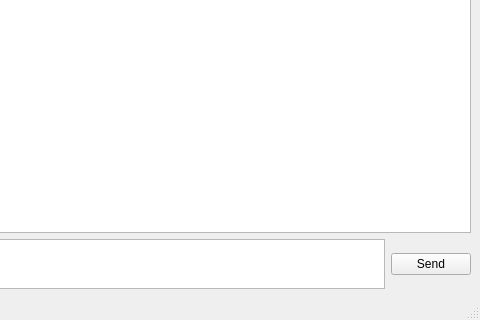
ObLoMgamer/MekWarPy, file app/client/mainwindow.ui: the form before one commit; both pictures show x 606 to 1086 and y 410 to 730 of the 1086 by 730 pixel window.
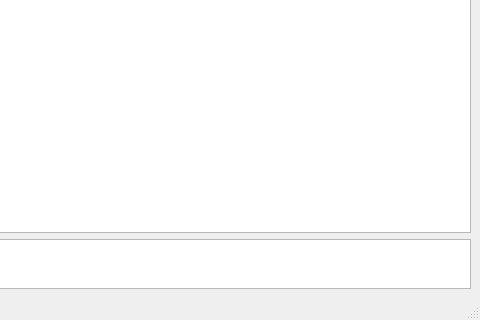
The form after the commit.

The edit to the form file:
```diff
--- a/app/client/mainwindow.ui
+++ b/app/client/mainwindow.ui
@@ -145,13 +145,6 @@
             </property>
            </widget>
           </item>
-          <item row="0" column="1">
-           <widget class="QPushButton" name="pushButton">
-            <property name="text">
-             <string>Send</string>
-            </property>
-           </widget>
-          </item>
          </layout>
         </item>
        </layout>
```
